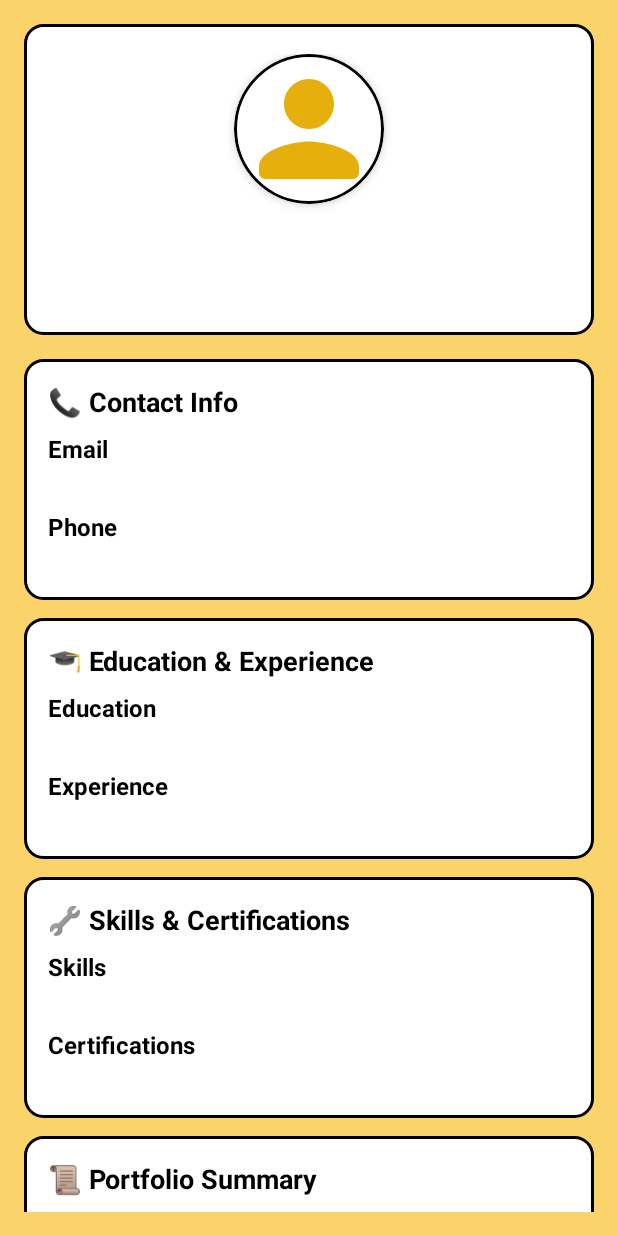
After one commit to Pravesh-Shrestha/KARYA-CONNECT-NEPAL, an Android app: the fragment FreelancerPortfolioFragment shown on its own in the app's theme, on a phone screen of 412 x 824 dp. The commit adds this screen. Run offline under Robolectric (Android 15) with nearby library versions, the phone set to English and light mode, and no system bars; our stand-ins replace Firebase (no records; nobody signed in at launch, a user with empty details on screens opened directly).

Commit message:
Freelancer's portfolio data fetched successfully and displayed in client's FreelancerPortfolioFragment using recycler view

```diff
--- a/app/src/main/java/com/example/karyaconnectnepal/Model/PortfolioModel.kt
+++ b/app/src/main/java/com/example/karyaconnectnepal/Model/PortfolioModel.kt
@@ -9,3 +9,9 @@ data class PortfolioModel(
     val portfolioDescription: String = "",
     val jobCategory: String = ""
 )
+
+data class PortfolioDisplayModel(
+    val userId: String = "",  // Freelancer's ID
+    val fullName: String = "",
+    val jobCategory: String = ""
+)
--- /dev/null
+++ b/app/src/main/java/com/example/karyaconnectnepal/UI/Fragment/FreelancerPortfolioFragment.kt
@@ -0,0 +1,84 @@
+package com.example.karyaconnectnepal.UI.Fragment
+
+import android.os.Bundle
+import android.util.Log
+import android.view.LayoutInflater
+import android.view.View
+import android.view.ViewGroup
+import androidx.fragment.app.Fragment
+import androidx.lifecycle.ViewModelProvider
+import com.example.karyaconnectnepal.ViewModel.PortfolioViewModel
+import com.example.karyaconnectnepal.databinding.FragmentFreelancerPortfolioBinding
+
+class FreelancerPortfolioFragment : Fragment() {
+
+    private var _binding: FragmentFreelancerPortfolioBinding? = null
+    private val binding get() = _binding!!
+    private lateinit var portfolioViewModel: PortfolioViewModel
+
+    override fun onCreateView(
+        inflater: LayoutInflater, container: ViewGroup?,
+        savedInstanceState: Bundle?
+    ): View {
+        _binding = FragmentFreelancerPortfolioBinding.inflate(inflater, container, false)
+        return binding.root
+    }
+
+    override fun onViewCreated(view: View, savedInstanceState: Bundle?) {
+        super.onViewCreated(view, savedInstanceState)
+
+        portfolioViewModel = ViewModelProvider(this, ViewModelProvider.NewInstanceFactory())[PortfolioViewModel::class.java]
+
+        // Check if userId is received
+        val userId = arguments?.getString(ARG_USER_ID) ?: ""
+        if (userId.isEmpty()) {
+            Log.e("FreelancerPortfolio", "No userId received!")
+            return
+        }
+
+        Log.d("FreelancerPortfolio", "Fetching data for userId: $userId")
+
+        // Show Loading
+//        binding.progressBar.visibility = View.VISIBLE
+
+        // Fetch freelancer portfolio
+        portfolioViewModel.loadFreelancerPortfolio(userId)
+
+        // Observe data and update UI
+        portfolioViewModel.portfolio.observe(viewLifecycleOwner) { portfolio ->
+//            binding.progressBar.visibility = View.GONE // Hide Loading
+            if (portfolio == null) {
+                Log.e("FreelancerPortfolio", "No portfolio data found in Firebase")
+                return@observe
+            }
+
+            Log.d("FreelancerPortfolio", "Portfolio Data: $portfolio")
+                binding.freelancerName.text = portfolio.personalInfo["fullName"] as? String ?: "N/A"
+                binding.freelancerEmail.text = portfolio.personalInfo["email"] as? String ?: "N/A"
+                binding.freelancerContact.text = portfolio.personalInfo["contact"] as? String ?: "N/A"
+                binding.freelancerEducation.text = portfolio.education
+                binding.freelancerSkills.text = portfolio.skills.joinToString(", ")
+                binding.freelancerCertifications.text = portfolio.certifications.joinToString(", ")
+                binding.freelancerExperience.text = portfolio.experience
+                binding.freelancerJobCategory.text = portfolio.jobCategory
+                binding.freelancerPortfolioDescription.text = portfolio.portfolioDescription
+
+        }
+    }
+
+    override fun onDestroyView() {
+        super.onDestroyView()
+        _binding = null
+    }
+
+    companion object {
+        private const val ARG_USER_ID = "user_id"
+        fun newInstance(userId: String): FreelancerPortfolioFragment {
+            val fragment = FreelancerPortfolioFragment()
+            val args = Bundle()
+            args.putString(ARG_USER_ID, userId)
+            fragment.arguments = args
+            return fragment
+        }
+    }
+}
--- /dev/null
+++ b/app/src/main/res/drawable/circle_shape.xml
@@ -0,0 +1,6 @@
+<?xml version="1.0" encoding="utf-8"?>
+<shape xmlns:android="http://schemas.android.com/apk/res/android" android:shape="oval">
+    <solid android:color="@color/white"/>
+    <size android:width="100dp" android:height="100dp"/>
+    <stroke android:width="2dp" android:color="@color/black"/>
+</shape>
--- /dev/null
+++ b/app/src/main/res/drawable/portfolio_border_background.xml
@@ -0,0 +1,7 @@
+<?xml version="1.0" encoding="utf-8"?>
+<shape xmlns:android="http://schemas.android.com/apk/res/android">
+    <solid android:color="@android:color/white"/> <!-- Background color -->
+    <corners android:radius="12dp"/>  <!-- Rounded corners -->
+    <stroke android:width="2dp" android:color="@color/black"/>  <!-- Black border -->
+    <padding android:left="8dp" android:top="8dp" android:right="8dp" android:bottom="8dp"/>
+</shape>
--- a/app/src/main/res/layout/fragment_client_home.xml
+++ b/app/src/main/res/layout/fragment_client_home.xml
@@ -14,7 +14,8 @@
         <LinearLayout
             android:layout_width="match_parent"
             android:layout_height="wrap_content"
-            android:orientation="vertical">
+            android:orientation="vertical"
+            android:background="#F0DD9E">
 
             <LinearLayout
                 android:layout_width="match_parent"
@@ -112,7 +113,7 @@
                 android:layout_height="match_parent">
 
                 <androidx.recyclerview.widget.RecyclerView
-                    android:id="@+id/nearRecyclerView"
+                    android:id="@+id/freelancerRecyclerView"
                     android:layout_width="match_parent"
                     android:layout_height="match_parent"
                     android:layout_marginTop="16dp"
--- /dev/null
+++ b/app/src/main/res/layout/fragment_freelancer_portfolio.xml
@@ -0,0 +1,238 @@
+<?xml version="1.0" encoding="utf-8"?>
+<androidx.core.widget.NestedScrollView xmlns:android="http://schemas.android.com/apk/res/android"
+    xmlns:app="http://schemas.android.com/apk/res-auto"
+    android:layout_width="match_parent"
+    android:layout_height="match_parent"
+    android:background="#FAD36B"
+    android:padding="16dp">
+
+    <LinearLayout
+        android:layout_width="match_parent"
+        android:layout_height="wrap_content"
+        android:orientation="vertical"
+        android:gravity="center_horizontal"
+
+        android:paddingBottom="24dp">
+
+        <!-- Profile Section -->
+        <LinearLayout
+            android:layout_width="match_parent"
+            android:layout_height="wrap_content"
+            android:orientation="vertical"
+            android:padding="20dp"
+            android:layout_marginBottom="16dp"
+            android:background="@drawable/portfolio_border_background"
+            android:gravity="center">
+
+            <ImageView
+                android:id="@+id/freelancerProfileImage"
+                android:layout_width="100dp"
+                android:layout_height="100dp"
+                android:src="@drawable/profile"
+                android:scaleType="centerCrop"
+                android:adjustViewBounds="true"
+                android:background="@drawable/circle_shape"
+                android:clipToOutline="true"
+                android:elevation="4dp"
+                android:layout_marginBottom="12dp"/>
+
+            <TextView
+                android:id="@+id/freelancerName"
+                android:layout_width="142dp"
+                android:layout_height="wrap_content"
+                android:layout_marginBottom="4dp"
+                android:text=""
+                android:textColor="@color/black"
+                android:textSize="22sp"
+                android:textStyle="bold" />
+
+            <TextView
+                android:id="@+id/freelancerJobCategory"
+                android:layout_width="121dp"
+                android:layout_height="wrap_content"
+                android:text=""
+                android:textColor="@color/blue"
+                android:textSize="16sp"
+                android:textStyle="italic" />
+        </LinearLayout>
+
+        <!-- Information Section -->
+        <LinearLayout
+            android:layout_width="match_parent"
+            android:layout_height="wrap_content"
+            android:orientation="vertical"
+            android:background="@drawable/portfolio_border_background"
+            android:padding="16dp"
+            android:layout_marginBottom="12dp">
+
+            <TextView
+                android:layout_width="wrap_content"
+                android:layout_height="wrap_content"
+                android:text="📞 Contact Info"
+                android:textSize="18sp"
+                android:textStyle="bold"
+                android:textColor="@color/black"
+                android:layout_marginBottom="8dp"/>
+
+            <TextView
+                android:layout_width="wrap_content"
+                android:layout_height="wrap_content"
+                android:text="Email"
+                android:textSize="16sp"
+                android:textColor="@color/black"
+                android:textStyle="bold"/>
+            <TextView
+                android:id="@+id/freelancerEmail"
+                android:layout_width="match_parent"
+                android:layout_height="wrap_content"
+                android:text=""
+                android:textSize="16sp"
+                android:textColor="@color/blue"
+                android:layout_marginBottom="8dp"/>
+
+            <TextView
+                android:layout_width="wrap_content"
+                android:layout_height="wrap_content"
+                android:text="Phone"
+                android:textSize="16sp"
+                android:textColor="@color/black"
+                android:textStyle="bold"/>
+            <TextView
+                android:id="@+id/freelancerContact"
+                android:layout_width="match_parent"
+                android:layout_height="wrap_content"
+                android:text=""
+                android:textSize="16sp"
+                android:textColor="@color/blue"/>
+        </LinearLayout>
+
+        <!-- Education & Experience Section -->
+        <LinearLayout
+            android:layout_width="match_parent"
+            android:layout_height="wrap_content"
+            android:orientation="vertical"
+            android:background="@drawable/portfolio_border_background"
+            android:padding="16dp"
+            android:layout_marginBottom="12dp">
+
+            <TextView
+                android:layout_width="wrap_content"
+                android:layout_height="wrap_content"
+                android:text="🎓 Education &amp; Experience"
+                android:textSize="18sp"
+                android:textStyle="bold"
+                android:textColor="@color/black"
+                android:layout_marginBottom="8dp"/>
+
+            <TextView
+                android:layout_width="wrap_content"
+                android:layout_height="wrap_content"
+                android:text="Education"
+                android:textSize="16sp"
+                android:textColor="@color/black"
+                android:textStyle="bold"/>
+
+            <TextView
+                android:id="@+id/freelancerEducation"
+                android:layout_width="match_parent"
+                android:layout_height="wrap_content"
+                android:layout_marginBottom="8dp"
+                android:text=""
+                android:textColor="@color/blue"
+                android:textSize="16sp" />
+
+            <TextView
+                android:layout_width="wrap_content"
+                android:layout_height="wrap_content"
+                android:text="Experience"
+                android:textSize="16sp"
+                android:textColor="@color/black"
+                android:textStyle="bold"/>
+            <TextView
+                android:id="@+id/freelancerExperience"
+                android:layout_width="match_parent"
+                android:layout_height="wrap_content"
+                android:text=""
+                android:textSize="16sp"
+                android:textColor="@color/blue"/>
+        </LinearLayout>
+
+        <!-- Skills & Certifications Section -->
+        <LinearLayout
+            android:layout_width="match_parent"
+            android:layout_height="wrap_content"
+            android:orientation="vertical"
+            android:background="@drawable/portfolio_border_background"
+            android:padding="16dp"
+            android:layout_marginBottom="12dp">
+
+            <TextView
+                android:layout_width="wrap_content"
+                android:layout_height="wrap_content"
+                android:text="🔧 Skills &amp; Certifications"
+                android:textSize="18sp"
+                android:textStyle="bold"
+                android:textColor="@color/black"
+                android:layout_marginBottom="8dp"/>
+
+            <TextView
+                android:layout_width="wrap_content"
+                android:layout_height="wrap_content"
+                android:text="Skills"
+                android:textSize="16sp"
+                android:textColor="@color/black"
+                android:textStyle="bold"/>
+            <TextView
+                android:id="@+id/freelancerSkills"
+                android:layout_width="match_parent"
+                android:layout_height="wrap_content"
+                android:text=""
+                android:textSize="16sp"
+                android:textColor="@color/blue"
+                android:layout_marginBottom="8dp"/>
+
+            <TextView
+                android:layout_width="wrap_content"
+                android:layout_height="wrap_content"
+                android:text="Certifications"
+                android:textSize="16sp"
+                android:textColor="@color/black"
+                android:textStyle="bold"/>
+            <TextView
+                android:id="@+id/freelancerCertifications"
+                android:layout_width="match_parent"
+                android:layout_height="wrap_content"
+                android:text=""
+                android:textSize="16sp"
+                android:textColor="@color/blue"/>
+        </LinearLayout>
+
+        <!-- Portfolio Summary -->
+        <LinearLayout
+            android:layout_width="match_parent"
+            android:layout_height="wrap_content"
+            android:orientation="vertical"
+            android:background="@drawable/portfolio_border_background"
+            android:padding="16dp"
+            android:layout_marginBottom="12dp">
+
+            <TextView
+                android:layout_width="wrap_content"
+                android:layout_height="wrap_content"
+                android:text="📜 Portfolio Summary"
+                android:textSize="18sp"
+                android:textStyle="bold"
+                android:textColor="@color/black"
+                android:layout_marginBottom="8dp"/>
+
+            <TextView
+                android:id="@+id/freelancerPortfolioDescription"
+                android:layout_width="match_parent"
+                android:layout_height="wrap_content"
+                android:text=""
+                android:textSize="16sp"
+                android:textColor="@color/blue"/>
+        </LinearLayout>
+
+    </LinearLayout>
+</androidx.core.widget.NestedScrollView>
```
Also changed, not shown: app/src/main/java/com/example/karyaconnectnepal/Adapter/PortfolioAdapter.kt (added, +42 -0 lines), app/src/main/java/com/example/karyaconnectnepal/Repository/PortfolioRepository.kt (+44 -1 lines), app/src/main/java/com/example/karyaconnectnepal/UI/Activity/DashboardActivityClient.kt (+12 -1 lines), app/src/main/java/com/example/karyaconnectnepal/UI/Fragment/ClientHomeFragment.kt (+99 -22 lines), app/src/main/java/com/example/karyaconnectnepal/Viewmodel/PortfolioViewModel.kt (+22 -0 lines), app/src/main/res/drawable/bg_rounded_white.xml (added, +8 -0 lines), app/src/main/res/layout/activity_dashboard_client.xml (+10 -0 lines), app/src/main/res/layout/item_freelancer_portfolio.xml (added, +33 -0 lines).
